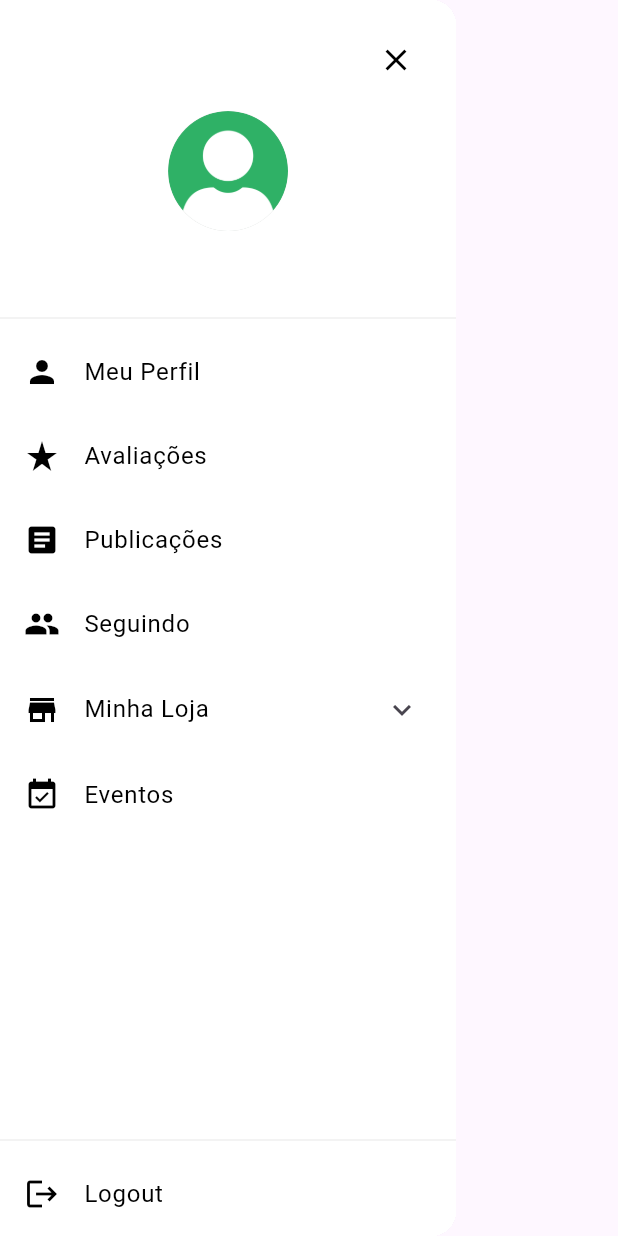
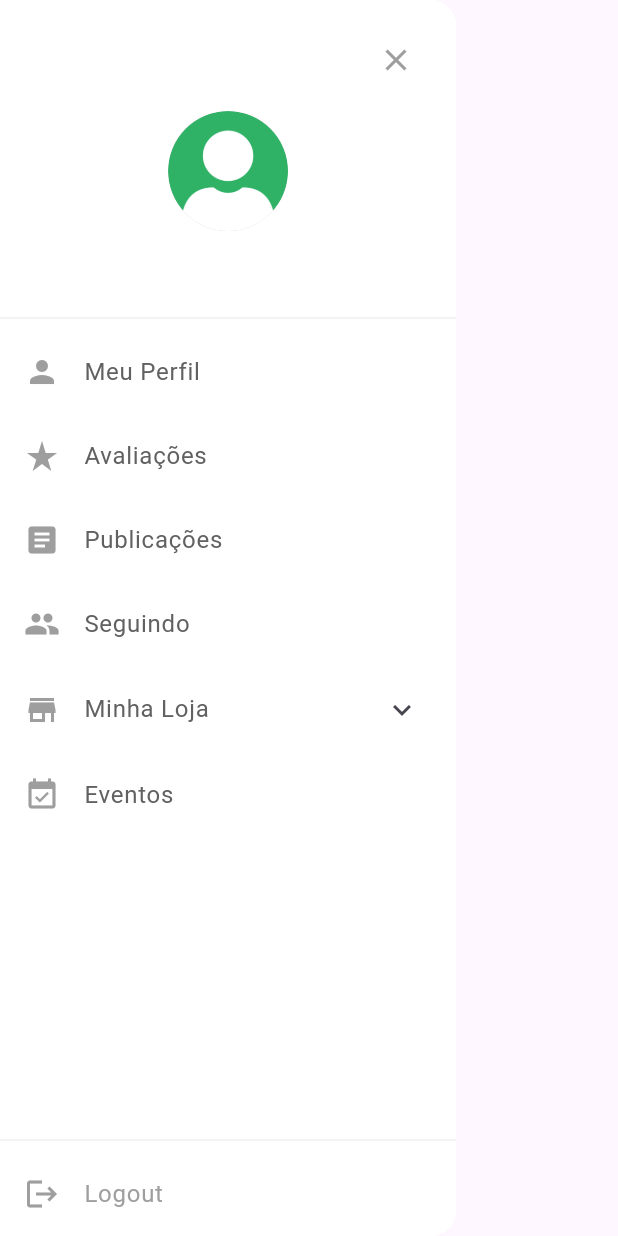
Before and after one commit to rafaelccorrea/me-achou-mobile, a Flutter app: the CustomDrawer widget shown alone on an empty page, opened directly with empty values, on a phone screen of 412 x 824 dp. Run offline on Flutter 3.47's test engine with Material 3 defaults, Android fonts, the phone set to English and light mode, and no system bars; our stand-ins replace carousel_slider, confetti, flutter_dotenv, flutter_secure_storage, fluttertoast, font_awesome_flutter and 2 more; accounts and stored records are empty.

Commit message:
refact drawer

```diff
--- a/lib/widgets/custom_drawer.dart
+++ b/lib/widgets/custom_drawer.dart
@@ -30,7 +30,7 @@ class CustomDrawer extends StatelessWidget {
               child: Align(
                 alignment: Alignment.topRight,
                 child: IconButton(
-                  icon: const Icon(Icons.close, color: Colors.black),
+                  icon: const Icon(Icons.close, color: Colors.grey),
                   onPressed: () {
                     Navigator.of(context).pop(); // Fechar o drawer
                   },
@@ -55,7 +55,7 @@ class CustomDrawer extends StatelessWidget {
                   Text(
                     userName,
                     style: const TextStyle(
-                      color: Colors.black,
+                      color: Colors.grey,
                       fontSize: 24,
                       fontWeight: FontWeight.bold,
                     ),
@@ -147,10 +147,10 @@ class CustomDrawer extends StatelessWidget {
             ),
             Divider(color: Colors.grey[300], thickness: 0.5),
             ListTile(
-              leading: const Icon(Icons.logout, color: Colors.black),
+              leading: const Icon(Icons.logout, color: Colors.grey),
               title: const Text(
                 'Logout',
-                style: TextStyle(color: Colors.black),
+                style: TextStyle(color: Colors.grey),
               ),
               onTap: () async {
                 await authService.logout();
@@ -171,10 +171,10 @@ class CustomDrawer extends StatelessWidget {
     return Container(
       color: Colors.white,
       child: ListTile(
-        leading: Icon(icon, color: Colors.black),
+        leading: Icon(icon, color: Colors.grey),
         title: Text(
           text,
-          style: TextStyle(color: Colors.black),
+          style: TextStyle(color: Colors.grey[700]),
         ),
         onTap: () {
           // Navegar para a tela correspondente
@@ -188,10 +188,10 @@ class CustomDrawer extends StatelessWidget {
     return Container(
       color: Colors.white,
       child: ListTile(
-        leading: Icon(icon, color: Colors.black),
+        leading: Icon(icon, color: Colors.grey),
         title: Text(
           text,
-          style: TextStyle(color: Colors.black),
+          style: TextStyle(color: Colors.grey[700]),
         ),
         onTap: () {
           // Navegar para a tela correspondente
@@ -207,10 +207,10 @@ class CustomDrawer extends StatelessWidget {
     return Theme(
       data: Theme.of(context).copyWith(dividerColor: Colors.transparent),
       child: ExpansionTile(
-        leading: Icon(icon, color: Colors.black),
+        leading: Icon(icon, color: Colors.grey),
         title: Text(
           text,
-          style: TextStyle(color: Colors.black),
+          style: TextStyle(color: Colors.grey[700]),
         ),
         childrenPadding: const EdgeInsets.only(left: 16.0),
         children: children,
```
